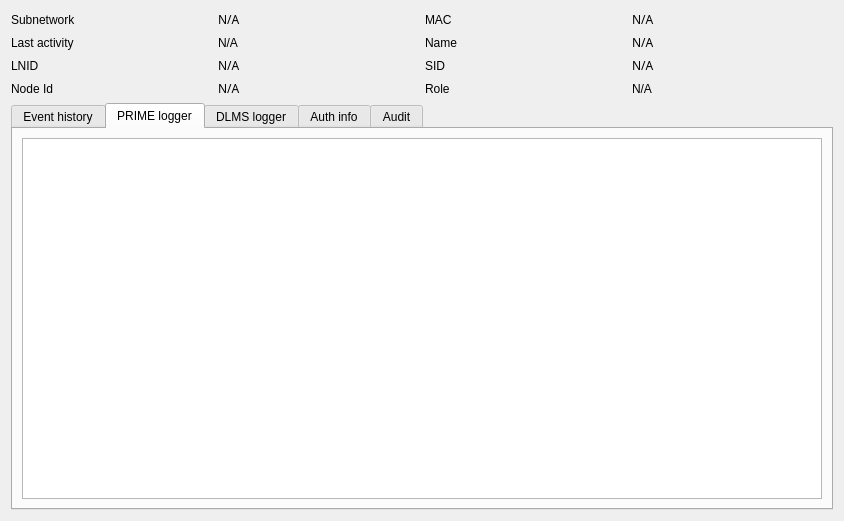
TarlogicSecurity/PLCTool, file Forms/MeterUI.ui: the form before one commit.
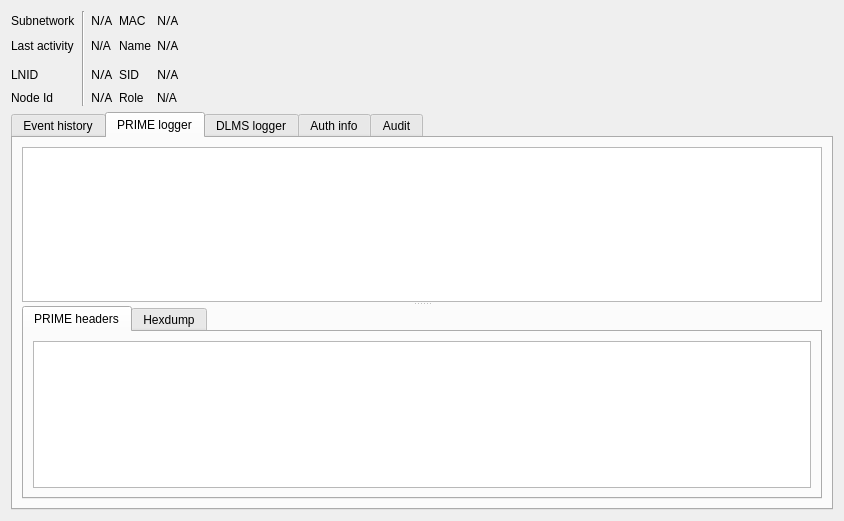
The form after the commit. The open tabs and pages were chosen to show the change.

Commit message: Fix frame parsing in meter dialogs

Patch:
```diff
--- a/Forms/MeterUI.ui
+++ b/Forms/MeterUI.ui
@@ -14,7 +14,79 @@
    <string>Form</string>
   </property>
   <layout class="QGridLayout" name="gridLayout">
-   <item row="0" column="1">
+   <item row="4" column="0">
+    <widget class="QLabel" name="label_4">
+     <property name="text">
+      <string>Node Id</string>
+     </property>
+    </widget>
+   </item>
+   <item row="4" column="2">
+    <widget class="QLabel" name="nodeIdLabel">
+     <property name="font">
+      <font>
+       <family>Cascadia Code PL</family>
+      </font>
+     </property>
+     <property name="text">
+      <string>N/A</string>
+     </property>
+     <property name="textInteractionFlags">
+      <set>Qt::LinksAccessibleByMouse|Qt::TextSelectableByKeyboard|Qt::TextSelectableByMouse</set>
+     </property>
+    </widget>
+   </item>
+   <item row="4" column="3">
+    <widget class="QLabel" name="label_15">
+     <property name="text">
+      <string>Role</string>
+     </property>
+    </widget>
+   </item>
+   <item row="1" column="2">
+    <widget class="QLabel" name="lastActivityLabel">
+     <property name="text">
+      <string>N/A</string>
+     </property>
+    </widget>
+   </item>
+   <item row="3" column="2">
+    <widget class="QLabel" name="lnidLabel">
+     <property name="font">
+      <font>
+       <family>Cascadia Code PL</family>
+      </font>
+     </property>
+     <property name="text">
+      <string>N/A</string>
+     </property>
+     <property name="textInteractionFlags">
+      <set>Qt::LinksAccessibleByMouse|Qt::TextSelectableByKeyboard|Qt::TextSelectableByMouse</set>
+     </property>
+    </widget>
+   </item>
+   <item row="1" column="3">
+    <widget class="QLabel" name="label_6">
+     <property name="text">
+      <string>Name</string>
+     </property>
+    </widget>
+   </item>
+   <item row="4" column="4">
+    <widget class="QLabel" name="roleLabel">
+     <property name="text">
+      <string>N/A</string>
+     </property>
+    </widget>
+   </item>
+   <item row="3" column="3">
+    <widget class="QLabel" name="xxx">
+     <property name="text">
+      <string>SID</string>
+     </property>
+    </widget>
+   </item>
+   <item row="0" column="2">
     <widget class="QLabel" name="snLabel">
      <property name="font">
       <font>
@@ -29,7 +101,7 @@
      </property>
     </widget>
    </item>
-   <item row="0" column="3">
+   <item row="0" column="4">
     <widget class="QLabel" name="macLabel">
      <property name="font">
       <font>
@@ -51,14 +123,58 @@
      </property>
     </widget>
    </item>
-   <item row="0" column="2">
+   <item row="0" column="3">
     <widget class="QLabel" name="label_5">
      <property name="text">
       <string>MAC </string>
      </property>
     </widget>
    </item>
-   <item row="8" column="0" colspan="4">
+   <item row="3" column="0">
+    <widget class="QLabel" name="label_3">
+     <property name="text">
+      <string>LNID</string>
+     </property>
+    </widget>
+   </item>
+   <item row="3" column="4">
+    <widget class="QLabel" name="sidLabel">
+     <property name="font">
+      <font>
+       <family>Cascadia Code PL</family>
+      </font>
+     </property>
+     <property name="text">
+      <string>N/A</string>
+     </property>
+     <property name="textInteractionFlags">
+      <set>Qt::LinksAccessibleByMouse|Qt::TextSelectableByKeyboard|Qt::TextSelectableByMouse</set>
+     </property>
+    </widget>
+   </item>
+   <item row="1" column="4">
+    <widget class="QLabel" name="nameLabel">
+     <property name="font">
+      <font>
+       <family>Cascadia Code PL</family>
+      </font>
+     </property>
+     <property name="text">
+      <string>N/A</string>
+     </property>
+     <property name="textInteractionFlags">
+      <set>Qt::LinksAccessibleByMouse|Qt::TextSelectableByKeyboard|Qt::TextSelectableByMouse</set>
+     </property>
+    </widget>
+   </item>
+   <item row="1" column="0">
+    <widget class="QLabel" name="label_2">
+     <property name="text">
+      <string>Last activity</string>
+     </property>
+    </widget>
+   </item>
+   <item row="8" column="0" colspan="6">
     <widget class="QTabWidget" name="tabWidget">
      <property name="currentIndex">
       <number>0</number>
@@ -131,26 +247,87 @@
       <attribute name="title">
        <string>PRIME logger</string>
       </attribute>
-      <layout class="QGridLayout" name="gridLayout_8">
+      <layout class="QGridLayout" name="gridLayout_10">
        <item row="0" column="0">
-        <widget class="QTableView" name="frameView">
-         <property name="font">
-          <font>
-           <family>Cascadia Code PL</family>
-          </font>
+        <widget class="QSplitter" name="splitter_2">
+         <property name="orientation">
+          <enum>Qt::Vertical</enum>
          </property>
-         <property name="selectionBehavior">
-          <enum>QAbstractItemView::SelectRows</enum>
-         </property>
-         <property name="sortingEnabled">
-          <bool>true</bool>
-         </property>
-         <attribute name="verticalHeaderDefaultSectionSize">
-          <number>14</number>
-         </attribute>
-         <attribute name="verticalHeaderMinimumSectionSize">
-          <number>14</number>
-         </attribute>
+         <widget class="QTableView" name="frameView">
+          <property name="font">
+           <font>
+            <family>Cascadia Code PL</family>
+           </font>
+          </property>
+          <property name="selectionBehavior">
+           <enum>QAbstractItemView::SelectRows</enum>
+          </property>
+          <property name="sortingEnabled">
+           <bool>true</bool>
+          </property>
+          <attribute name="verticalHeaderDefaultSectionSize">
+           <number>14</number>
+          </attribute>
+          <attribute name="verticalHeaderMinimumSectionSize">
+           <number>14</number>
+          </attribute>
+         </widget>
+         <widget class="QTabWidget" name="tabWidget_2">
+          <property name="currentIndex">
+           <number>0</number>
+          </property>
+          <widget class="QWidget" name="tab_6">
+           <attribute name="title">
+            <string>PRIME headers</string>
+           </attribute>
+           <layout class="QGridLayout" name="gridLayout_8">
+            <item row="0" column="0">
+             <widget class="QTextEdit" name="pktEdit">
+              <property name="font">
+               <font>
+                <family>Cascadia Code PL</family>
+               </font>
+              </property>
+              <property name="readOnly">
+               <bool>true</bool>
+              </property>
+              <property name="html">
+               <string>&lt;!DOCTYPE HTML PUBLIC &quot;-//W3C//DTD HTML 4.0//EN&quot; &quot;http://www.w3.org/TR/REC-html40/strict.dtd&quot;&gt;
+&lt;html&gt;&lt;head&gt;&lt;meta name=&quot;qrichtext&quot; content=&quot;1&quot; /&gt;&lt;style type=&quot;text/css&quot;&gt;
+p, li { white-space: pre-wrap; }
+&lt;/style&gt;&lt;/head&gt;&lt;body style=&quot; font-family:'Cascadia Code PL'; font-size:11pt; font-weight:400; font-style:normal;&quot;&gt;
+&lt;p style=&quot;-qt-paragraph-type:empty; margin-top:0px; margin-bottom:0px; margin-left:0px; margin-right:0px; -qt-block-indent:0; text-indent:0px; font-family:'Cantarell';&quot;&gt;&lt;br /&gt;&lt;/p&gt;&lt;/body&gt;&lt;/html&gt;</string>
+              </property>
+             </widget>
+            </item>
+           </layout>
+          </widget>
+          <widget class="QWidget" name="tab_7">
+           <attribute name="title">
+            <string>Hexdump</string>
+           </attribute>
+           <layout class="QGridLayout" name="gridLayout_9">
+            <item row="0" column="0">
+             <widget class="QTextEdit" name="hexEdit">
+              <property name="font">
+               <font/>
+              </property>
+              <property name="readOnly">
+               <bool>true</bool>
+              </property>
+              <property name="html">
+               <string>&lt;!DOCTYPE HTML PUBLIC &quot;-//W3C//DTD HTML 4.0//EN&quot; &quot;http://www.w3.org/TR/REC-html40/strict.dtd&quot;&gt;
+&lt;html&gt;&lt;head&gt;&lt;meta name=&quot;qrichtext&quot; content=&quot;1&quot; /&gt;&lt;style type=&quot;text/css&quot;&gt;
+p, li { white-space: pre-wrap; }
+&lt;/style&gt;&lt;/head&gt;&lt;body style=&quot; font-family:'Cantarell'; font-size:11pt; font-weight:400; font-style:normal;&quot;&gt;
+&lt;p style=&quot; margin-top:0px; margin-bottom:0px; margin-left:0px; margin-right:0px; -qt-block-indent:0; text-indent:0px;&quot;&gt;&lt;span style=&quot; font-family:'Cascadia Code PL'; font-size:9pt;&quot;&gt;0000                                                   | &lt;/span&gt;&lt;/p&gt;
+&lt;p style=&quot;-qt-paragraph-type:empty; margin-top:0px; margin-bottom:0px; margin-left:0px; margin-right:0px; -qt-block-indent:0; text-indent:0px; font-family:'Cascadia Code PL'; font-size:9pt;&quot;&gt;&lt;br /&gt;&lt;/p&gt;&lt;/body&gt;&lt;/html&gt;</string>
+              </property>
+             </widget>
+            </item>
+           </layout>
+          </widget>
+         </widget>
         </widget>
        </item>
       </layout>
@@ -427,119 +604,23 @@
      </widget>
     </widget>
    </item>
-   <item row="3" column="0">
-    <widget class="QLabel" name="label_3">
-     <property name="text">
-      <string>LNID</string>
+   <item row="0" column="5">
+    <spacer name="horizontalSpacer">
+     <property name="orientation">
+      <enum>Qt::Horizontal</enum>
      </property>
-    </widget>
-   </item>
-   <item row="1" column="0">
-    <widget class="QLabel" name="label_2">
-     <property name="text">
-      <string>Last activity</string>
+     <property name="sizeHint" stdset="0">
+      <size>
+       <width>40</width>
+       <height>20</height>
+      </size>
      </property>
-    </widget>
+    </spacer>
    </item>
-   <item row="1" column="1">
-    <widget class="QLabel" name="lastActivityLabel">
-     <property name="text">
-      <string>N/A</string>
-     </property>
-    </widget>
-   </item>
-   <item row="1" column="2">
-    <widget class="QLabel" name="label_6">
-     <property name="text">
-      <string>Name</string>
-     </property>
-    </widget>
-   </item>
-   <item row="1" column="3">
-    <widget class="QLabel" name="nameLabel">
-     <property name="font">
-      <font>
-       <family>Cascadia Code PL</family>
-      </font>
-     </property>
-     <property name="text">
-      <string>N/A</string>
-     </property>
-     <property name="textInteractionFlags">
-      <set>Qt::LinksAccessibleByMouse|Qt::TextSelectableByKeyboard|Qt::TextSelectableByMouse</set>
-     </property>
-    </widget>
-   </item>
-   <item row="3" column="1">
-    <widget class="QLabel" name="lnidLabel">
-     <property name="font">
-      <font>
-       <family>Cascadia Code PL</family>
-      </font>
-     </property>
-     <property name="text">
-      <string>N/A</string>
-     </property>
-     <property name="textInteractionFlags">
-      <set>Qt::LinksAccessibleByMouse|Qt::TextSelectableByKeyboard|Qt::TextSelectableByMouse</set>
-     </property>
-    </widget>
-   </item>
-   <item row="3" column="2">
-    <widget class="QLabel" name="xxx">
-     <property name="text">
-      <string>SID</string>
-     </property>
-    </widget>
-   </item>
-   <item row="3" column="3">
-    <widget class="QLabel" name="sidLabel">
-     <property name="font">
-      <font>
-       <family>Cascadia Code PL</family>
-      </font>
-     </property>
-     <property name="text">
-      <string>N/A</string>
-     </property>
-     <property name="textInteractionFlags">
-      <set>Qt::LinksAccessibleByMouse|Qt::TextSelectableByKeyboard|Qt::TextSelectableByMouse</set>
-     </property>
-    </widget>
-   </item>
-   <item row="4" column="0">
-    <widget class="QLabel" name="label_4">
-     <property name="text">
-      <string>Node Id</string>
-     </property>
-    </widget>
-   </item>
-   <item row="4" column="1">
-    <widget class="QLabel" name="nodeIdLabel">
-     <property name="font">
-      <font>
-       <family>Cascadia Code PL</family>
-      </font>
-     </property>
-     <property name="text">
-      <string>N/A</string>
-     </property>
-     <property name="textInteractionFlags">
-      <set>Qt::LinksAccessibleByMouse|Qt::TextSelectableByKeyboard|Qt::TextSelectableByMouse</set>
-     </property>
-    </widget>
-   </item>
-   <item row="4" column="2">
-    <widget class="QLabel" name="label_15">
-     <property name="text">
-      <string>Role</string>
-     </property>
-    </widget>
-   </item>
-   <item row="4" column="3">
-    <widget class="QLabel" name="roleLabel">
-     <property name="text">
-      <string>N/A</string>
+   <item row="0" column="1" rowspan="5">
+    <widget class="Line" name="line_2">
+     <property name="orientation">
+      <enum>Qt::Vertical</enum>
      </property>
     </widget>
    </item>
```
Left out of the diff: 57 changed lines with no effect on the pictures. The commit also changes 6 other files.
